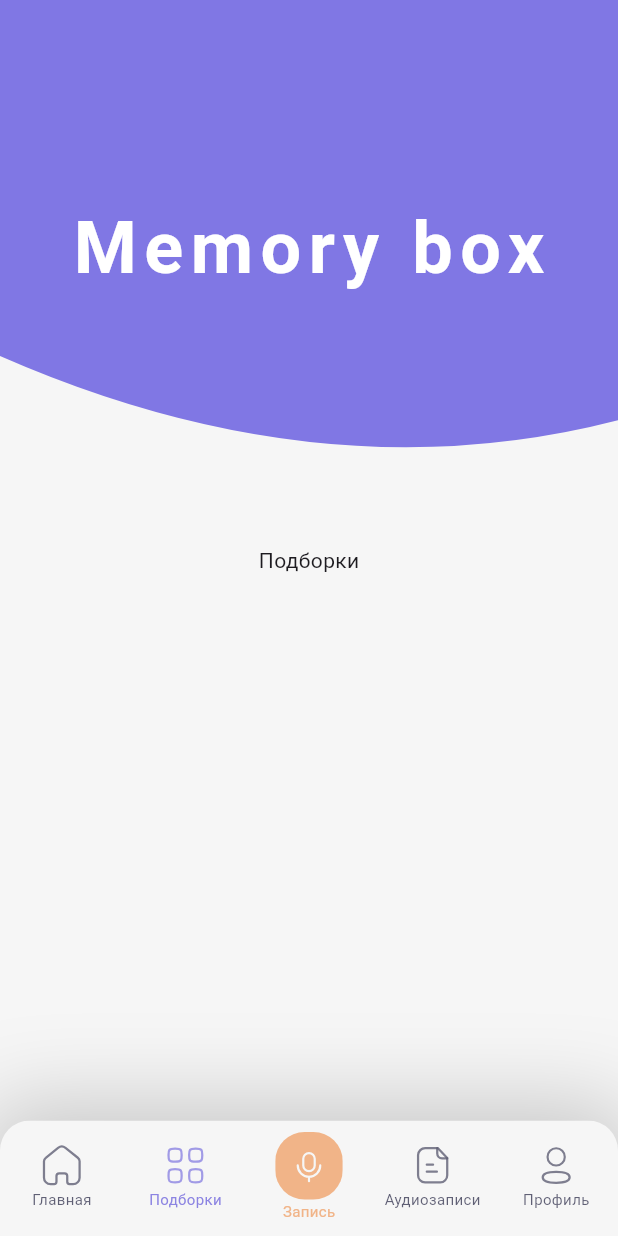
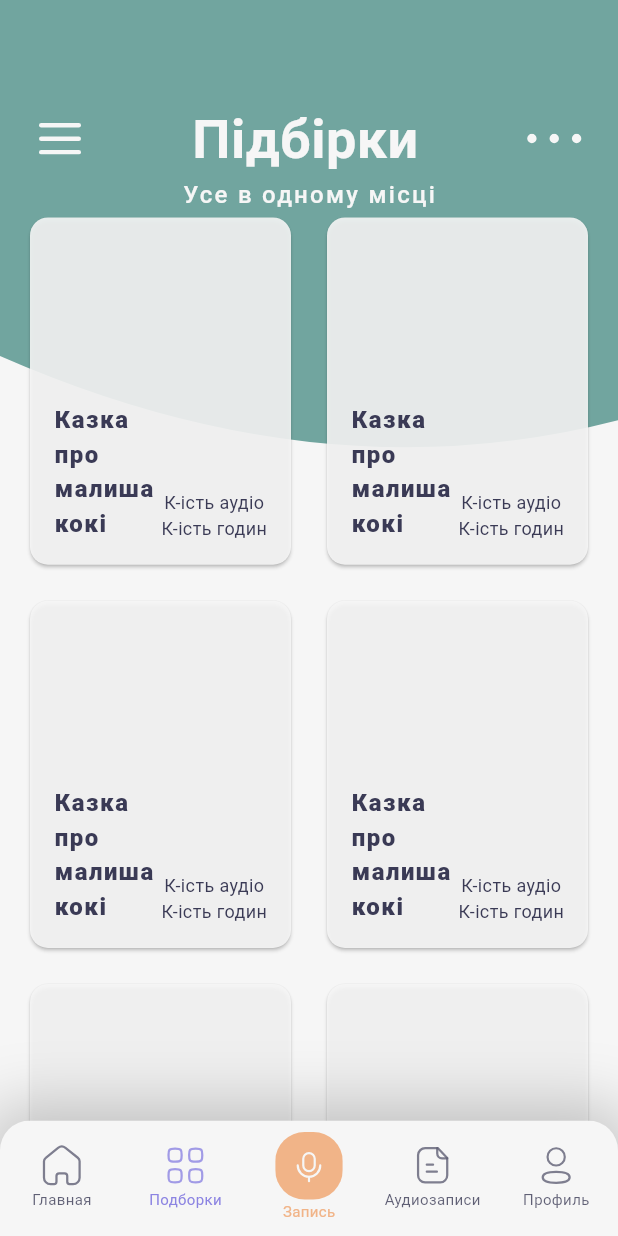
Before and after one commit to MaximDmytruk/Memory-Box, a Flutter app: the HomeScreen screen opened by its route, item 2 of the bottom bar chosen, on a phone screen of 412 x 824 dp. Run offline on Flutter 3.47's test engine with Material 3 defaults, Android fonts, the phone set to English and light mode, and no system bars; our stand-ins replace bloc, flutter_bloc, flutter_svg, freezed_annotation, gap, google_fonts and 1 more; missing offline and left inert: flutter_sound.

Commit message:
Create UI for RecordScreen

```diff
--- a/lib/constants/colors_app/colors_app.dart
+++ b/lib/constants/colors_app/colors_app.dart
@@ -14,16 +14,22 @@ class ColorsApp {
   static const Color white246 = Color.fromRGBO(246, 246, 246, 1);
   static const Color white246withOpaciti02 = Color.fromRGBO(246, 246, 246, 0.2);
   static const Color white246withOpaciti05 = Color.fromRGBO(246, 246, 246, 0.5);
+    static const Color white246withOpaciti09 = Color.fromRGBO(246, 246, 246, 0.9);
 
   static const Color purple128 = Color.fromRGBO(128, 119, 228, 1);
   static const Color purple140 = Color.fromRGBO(140, 132, 226, 1);
 
   static const Color blue103 = Color.fromRGBO(103, 139, 210, 1);
+  static const Color blue103WithOpaciti090 =
+      Color.fromRGBO(103, 139, 210, 0.90);
   static const Color blue94 = Color.fromRGBO(94, 119, 206, 1);
 
   static const Color red = Color.fromRGBO(226, 119, 119, 1);
 
   static const Color orange241 = Color.fromRGBO(241, 180, 136, 1);
+  static const Color orange241WithOpaciti075 =
+      Color.fromRGBO(241, 180, 136, 0.90);
 
-  static const Color greenWithOpaciti075 = Color.fromRGBO(113, 165, 159, 0.75);
+  static const Color green113 = Color.fromRGBO(113, 165, 159, 1);
+  static const Color green113WithOpaciti075 = Color.fromRGBO(113, 165, 159, 0.75);
 }
--- a/lib/constants/icons_app/icons_app.dart
+++ b/lib/constants/icons_app/icons_app.dart
@@ -18,4 +18,6 @@ class IconsApp {
   static String photo = 'assets/icons/photo.svg';
   static String dots = 'assets/icons/dots.svg';
   static String repeat = 'assets/icons/repeat.svg';
+   static String pause = 'assets/icons/pause.svg';
+  static String playOrange = 'assets/icons/play_orange.svg';
 }
--- a/lib/screens/audio_recordings_screen/audio_recordings_screen.dart
+++ b/lib/screens/audio_recordings_screen/audio_recordings_screen.dart
@@ -4,7 +4,7 @@ import 'package:memory_box/constants/colors_app/colors_app.dart';
 import 'package:memory_box/constants/fonts/inter_font.dart';
 import 'package:memory_box/constants/icons_app/icons_app.dart';
 import 'package:memory_box/screens/audio_recordings_screen/widgets/play_all_repeat_button.dart';
-import 'package:memory_box/screens/main_screen/widgets/audio_item.dart';
+import 'package:memory_box/widgets/audio_items/audio_item.dart';
 import 'package:memory_box/widgets/app_bars/custom_app_bar.dart';
 import 'package:memory_box/widgets/backgrounds/custom_background/custom_background.dart';
 
--- /dev/null
+++ b/lib/screens/collection_screen/collection_screen.dart
@@ -0,0 +1,61 @@
+import 'package:flutter/material.dart';
+import 'package:flutter_svg/svg.dart';
+import 'package:memory_box/constants/colors_app/colors_app.dart';
+import 'package:memory_box/constants/fonts/inter_font.dart';
+import 'package:memory_box/constants/icons_app/icons_app.dart';
+import 'package:memory_box/screens/collection_screen/widgets/collections_list_view.dart';
+import 'package:memory_box/widgets/app_bars/custom_app_bar.dart';
+import 'package:memory_box/widgets/backgrounds/custom_background/custom_background.dart';
+
+class CollectionScreen extends StatefulWidget {
+  const CollectionScreen({super.key});
+
+  @override
+  State<CollectionScreen> createState() => _CollectionScreenState();
+}
+
+class _CollectionScreenState extends State<CollectionScreen> {
+  void _iconMenuButtonAction() {
+    Scaffold.of(context).openDrawer();
+  }
+
+  @override
+  Widget build(BuildContext context) {
+    return CustomBackground(
+      backgroundColor: ColorsApp.green113,
+      child: Scaffold(
+        backgroundColor: ColorsApp.transparent,
+        body: Padding(
+          padding: const EdgeInsets.only(
+            top: 67.0,
+            left: 16.0,
+            right: 16.0,
+          ),
+          child: Column(
+            children: [
+              CustomAppBar(
+                title: 'Підбірки',
+                onDrawerIconTap: _iconMenuButtonAction,
+                leadingChild: IconButton(
+                  onPressed: () {},
+                  icon: SvgPicture.asset(
+                    IconsApp.dots,
+                  ),
+                ),
+              ),
+              Text(
+                'Усе в одному місці',
+                style: customTextStyle(
+                    fontSize: 16.0,
+                    fontWeight: FontWeight.w500,
+                    color: ColorsApp.white246,
+                    letterSpacing: 1.5),
+              ),
+              CollectionListView()
+            ],
+          ),
+        ),
+      ),
+    );
+  }
+}
--- /dev/null
+++ b/lib/screens/collection_screen/widgets/collections_list_view.dart
@@ -0,0 +1,86 @@
+import 'package:flutter/material.dart';
+import 'package:flutter_svg/svg.dart';
+import 'package:memory_box/constants/colors_app/colors_app.dart';
+import 'package:memory_box/constants/fonts/inter_font.dart';
+import 'package:memory_box/constants/icons_app/icons_app.dart';
+
+class CollectionListView extends StatelessWidget {
+  final Image? image;
+
+  const CollectionListView({
+    super.key,
+    this.image,
+  });
+
+  @override
+  Widget build(BuildContext context) {
+    return Expanded(
+      child: GridView.builder(
+        gridDelegate: SliverGridDelegateWithFixedCrossAxisCount(
+          crossAxisCount: 2,
+          crossAxisSpacing: 16,
+          mainAxisSpacing: 16,
+          childAspectRatio: 0.76,
+        ),
+        itemCount: 10, // Кількість елементів
+        itemBuilder: (context, index) {
+          return Card(
+              color: ColorsApp.white246withOpaciti09,
+              child: Padding(
+                padding: const EdgeInsets.all(16.0),
+                child: Align(
+                  alignment: Alignment.bottomCenter,
+                  child: Row(
+                    mainAxisAlignment: MainAxisAlignment.spaceBetween,
+                    crossAxisAlignment: CrossAxisAlignment.end,
+                    children: [
+                      Expanded(
+                        child: Text(
+                          'Казка про малиша кокі',
+                          style: customTextStyle(
+                            fontSize: 16.0,
+                            fontWeight: FontWeight.w800,
+                            color: image != null
+                                ? ColorsApp.white246
+                                : ColorsApp.black58,
+                            letterSpacing: 1,
+                          ),
+                          softWrap: true,
+                          maxLines: 4,
+                          overflow: TextOverflow.ellipsis,
+                        ),
+                      ),
+                      Column(
+                        mainAxisAlignment: MainAxisAlignment.end,
+                        children: [
+                          Text(
+                            'К-ість аудіо',
+                            style: customTextStyle(
+                              fontSize: 12.0,
+                              fontWeight: FontWeight.w400,
+                              color: image != null
+                                  ? ColorsApp.white246
+                                  : ColorsApp.black58,
+                            ),
+                          ),
+                          Text(
+                            'К-ість годин',
+                            style: customTextStyle(
+                              fontSize: 12.0,
+                              fontWeight: FontWeight.w400,
+                              color: image != null
+                                  ? ColorsApp.white246
+                                  : ColorsApp.black58,
+                            ),
+                          ),
+                        ],
+                      )
+                    ],
+                  ),
+                ),
+              ));
+        },
+      ),
+    );
+  }
+}
--- a/lib/screens/home_screen/home_screen.dart
+++ b/lib/screens/home_screen/home_screen.dart
@@ -1,10 +1,11 @@
 import 'package:flutter/material.dart';
 import 'package:memory_box/constants/colors_app/colors_app.dart';
 import 'package:memory_box/screens/audio_recordings_screen/audio_recordings_screen.dart';
+import 'package:memory_box/screens/collection_screen/collection_screen.dart';
 import 'package:memory_box/screens/main_screen/main_screen.dart';
 import 'package:memory_box/screens/profile_screen/profile_screen.dart';
-import 'package:memory_box/widgets/bottomSheets/record_custom_bottom_sheet.dart';
-import 'package:memory_box/widgets/bottomSheets/showBottmoSheet.dart';
+import 'package:memory_box/screens/record_audio_screen/record_audio_screen.dart';
+
 import 'package:memory_box/widgets/backgrounds/custom_background/custom_background.dart';
 import 'package:memory_box/widgets/navigations_bars/custom_bottom_navigation_bar/custom_bottom_navigation_bar.dart';
 import 'package:memory_box/widgets/drawers/custom_drawer.dart';
@@ -22,63 +23,10 @@ class _HomeScreenState extends State<HomeScreen> {
   int _selectedIndex = 0;
   bool _isPanelVisible = false;
 
-  //Audio recorder
-  // final FlutterSoundRecorder _recorder = FlutterSoundRecorder();
-  // bool _isRecording = false;
-
   @override
   void initState() {
-    // _initRecorder();
     super.initState();
   }
-
-  // //For AudioRecord
-  // Future<void> _initRecorder() async {
-  //   final status = await Permission.microphone.request();
-  //   if (status != PermissionStatus.granted) {
-  //     throw 'Microphone permission not granted';
-  //   }
-  //   await _recorder.openRecorder();
-  //   _recorder.setSubscriptionDuration(const Duration(milliseconds: 500));
-  // }
-
-  // Future<void> _startRecording() async {
-  //   String randomeName = Random().nextInt(6).toString();
-
-  //   // final dir = await getExternalStorageDirectory();
-  //   final downloadPath = '/storage/emulated/0/Download';
-  //   final path = '$downloadPath/test_record$randomeName.aac';
-
-  //   await _recorder.startRecorder(toFile: path);
-  //   setState(() {
-  //     _isRecording = true;
-  //   });
-  // }
-
-  // Future<void> _stopRecording() async {
-  //   await _recorder.stopRecorder();
-  //   setState(() {
-  //     _isRecording = false;
-  //   });
-  // }
-
-  // void playIconAction() {
-  //   print('Tapped play');
-  //   _startRecording();
-  // }
-
-  // void pauseIconAction() {
-  //   print('tapped pause');
-  //   _stopRecording();
-  // }
-
-  // @override
-  // void dispose() {
-  //   _recorder.closeRecorder();
-  //   super.dispose();
-  // }
-
-  //My Widgets
 
   void turnOnOffVisibility() {
     if (_isPanelVisible == true) {
@@ -94,20 +42,9 @@ class _HomeScreenState extends State<HomeScreen> {
 
   void onSelectedTab(int index, BuildContext context) {
     if (index == 2) {
-      // turnOnOffVisibility();
-      showRecordBottomSheet(context);
+      turnOnOffVisibility();
 
-      // showRecordBottomSheet(
-      //         context: context,
-      //         playIconAction: playIconAction,
-      //         pauseIconAction: pauseIconAction,
-      //       );
-      // showBottomSheet(
-      //   context: context,
-      //   builder: (BuildContext context) {
-      //     return Container();
-      //   },
-      // );
+      showRecordScreen(context);
 
       return;
     }
@@ -122,9 +59,7 @@ class _HomeScreenState extends State<HomeScreen> {
       case 0:
         return MainScreen();
       case 1:
-        return Center(
-          child: Text('Подборки'),
-        );
+        return CollectionScreen();
 
       case 3:
         return AudioRecordingsScreen();
@@ -139,32 +74,38 @@ class _HomeScreenState extends State<HomeScreen> {
 
   @override
   Widget build(BuildContext context) {
+    double navBarHeight = kBottomNavigationBarHeight;
     Size size = MediaQuery.of(context).size;
     return CustomBackground(
       name: 'Memory box',
-      child: Scaffold(
-        drawer: CustomDrawer(),
-        backgroundColor: ColorsApp.transparent,
-        body: Stack(
-          children: [
-            Center(
+      child: Stack(
+        children: [
+          Scaffold(
+            drawer: CustomDrawer(),
+            backgroundColor: ColorsApp.transparent,
+            body: Center(
               child: _getScreen(
                 _selectedIndex,
               ),
             ),
-            if (_isPanelVisible)
-              Padding(
-                padding: EdgeInsets.only(
-                  top: size.width * 0.5,
+            bottomNavigationBar: CustomBottomNavigationBar(
+              selectedIndex: _selectedIndex,
+              onSelectedTab: onSelectedTab,
+            ),
+          ),
+          if (_isPanelVisible)
+            Padding(
+              padding: EdgeInsets.only(bottom: navBarHeight+25),
+              child: Align(
+                alignment: Alignment.bottomCenter,
+                child: Container(
+                  height: 50,
+                  width: 5,
+                  color: ColorsApp.orange241,
                 ),
-                child: RecordCustomBottomSheet(),
               ),
-          ],
-        ),
-        bottomNavigationBar: CustomBottomNavigationBar(
-          selectedIndex: _selectedIndex,
-          onSelectedTab: onSelectedTab,
-        ),
+            ),
+        ],
       ),
     );
   }
--- a/lib/screens/main_screen/widgets/custom_audio_list_view.dart
+++ b/lib/screens/main_screen/widgets/custom_audio_list_view.dart
@@ -1,7 +1,7 @@
 import 'package:flutter/material.dart';
 import 'package:memory_box/constants/colors_app/colors_app.dart';
 import 'package:memory_box/constants/fonts/inter_font.dart';
-import 'package:memory_box/screens/main_screen/widgets/audio_item.dart';
+import 'package:memory_box/widgets/audio_items/audio_item.dart';
 import 'package:memory_box/screens/registration_screens/registration_screen/widgets/custom_text_button.dart';
 
 class CustomAudioListView extends StatelessWidget {
--- a/lib/widgets/navigations_bars/custom_bottom_navigation_bar/custom_bottom_navigation_bar.dart
+++ b/lib/widgets/navigations_bars/custom_bottom_navigation_bar/custom_bottom_navigation_bar.dart
@@ -27,7 +27,7 @@ class _CustomBottomNavigationBarState extends State<CustomBottomNavigationBar> {
         boxShadow: [
           BoxShadow(
             color: ColorsApp.black.withAlpha(50),
-            blurRadius: 50,
+            blurRadius: 35,
             spreadRadius: 10,
           ),
         ],
```
Also changed, not shown: lib/screens/main_screen/main_screen.dart (+13 -31 lines), lib/screens/main_screen/widgets/empty_collection_container.dart (added, +56 -0 lines), lib/screens/record_audio_screen/record_audio_screen.dart (added, +118 -0 lines), lib/widgets/bottomSheets/record_custom_bottom_sheet.dart (deleted, +0 -127 lines), lib/widgets/bottomSheets/showBottmoSheet.dart (deleted, +0 -89 lines), assets/icons/pause.svg (added), assets/icons/play_orange.svg (added), lib/widgets/audio_items/audio_item.dart (renamed from lib/screens/main_screen/widgets/audio_item.dart), 4 other files.
